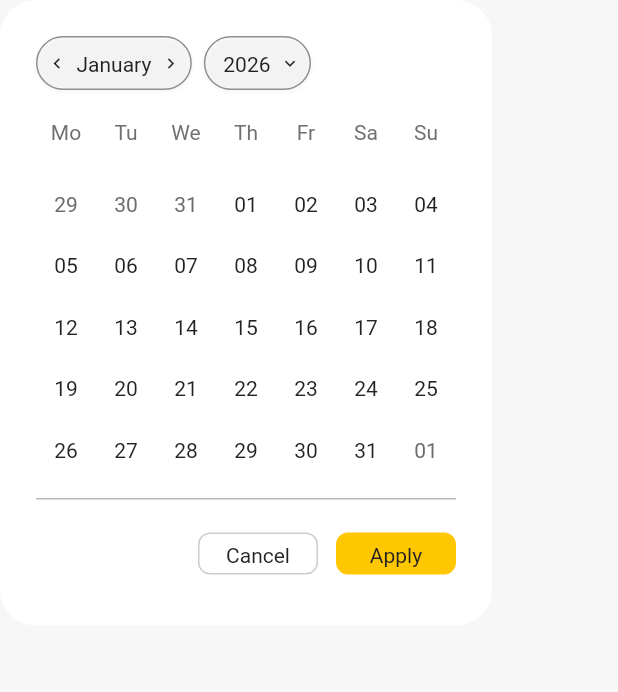
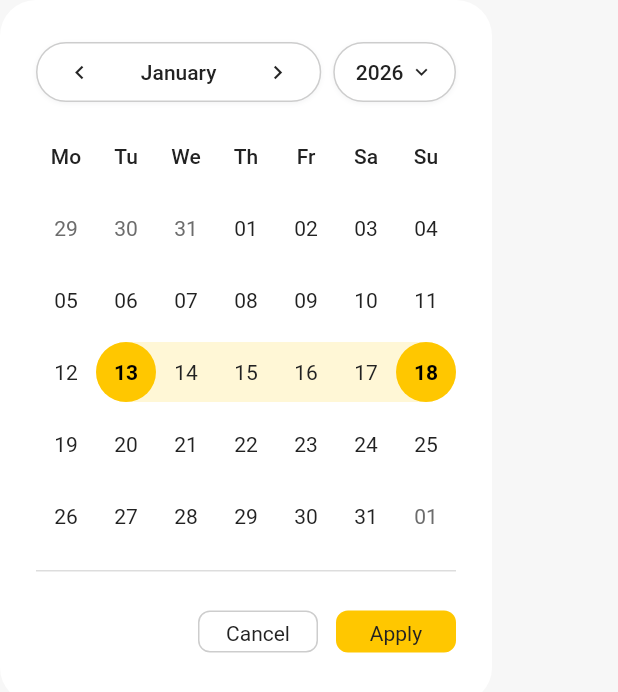
Before and after one commit to We-Are-Designers/SLDS-FLUTTER, a Flutter app: the SldsDatePicker widget shown alone on an empty page, opened directly, on a phone screen of 412 x 824 dp. Shown: the top 692 px of the screen. Run offline on Flutter 3.47's test engine with Material 3 defaults, Android fonts, the phone set to English and light mode, and no system bars; our stand-ins replace flutter_bloc; missing offline and left inert: widgetbook, widgetbook_annotation.

Commit message:
feat: Update SldsDatePicker and SldsSummaryList for improved design consistency and functionality

```diff
--- a/app/lib/features/gallery/presentation/pages/gallery_page.dart
+++ b/app/lib/features/gallery/presentation/pages/gallery_page.dart
@@ -375,9 +375,9 @@ final _sections = <(String, Widget)>[
   ('SldsSearchBar', const SldsSearchBar(hintText: 'Search services')),
   (
     'SldsDatePicker',
-    // onCancel: null renders the button in its disabled style — pass a
-    // no-op so the gallery shows the real enabled look, matching Figma.
-    SldsDatePicker(mode: SldsDatePickerMode.single, onCancel: () {}),
+    // onCancel and onApply supplied so the gallery showcases the Figma spec
+    // with January 13–18 range highlight in active state.
+    SldsDatePicker(onCancel: () {}, onApply: (_) {}),
   ),
   ('SldsTimePicker', const SldsTimePicker(label: 'Appointment time')),
   (
--- a/packages/slds_components/lib/src/widgets/slds_date_picker.dart
+++ b/packages/slds_components/lib/src/widgets/slds_date_picker.dart
@@ -91,21 +91,20 @@ class _SldsDatePickerState extends State<SldsDatePicker> {
   @override
   void initState() {
     super.initState();
-    final now = DateTime.now();
-    _selectedSingleDate = widget.initialDate ?? now;
-
     if (widget.initialRange != null) {
       _rangeStartDate = widget.initialRange!.start;
       _rangeEndDate = widget.initialRange!.end;
       _displayedMonth = DateTime(_rangeStartDate!.year, _rangeStartDate!.month);
+      _selectedSingleDate = widget.initialDate ?? _rangeStartDate;
     } else {
-      // Default to January 2026 if matching screenshot spec, or current month
+      // Default to January 2026 matching Figma spec
       _displayedMonth = DateTime(
         widget.initialDate?.year ?? 2026,
         widget.initialDate?.month ?? 1,
       );
       _rangeStartDate = DateTime(2026, 1, 13);
       _rangeEndDate = DateTime(2026, 1, 18);
+      _selectedSingleDate = widget.initialDate ?? DateTime(2026, 1, 13);
     }
   }
 
@@ -240,18 +239,14 @@ class _SldsDatePickerState extends State<SldsDatePicker> {
     // was ballooning the pill far past spec — and instead grow their *hit*
     // area past their visible bounds via SldsOverflowTapTarget, which
     // doesn't touch layout.
-    final monthPill = Flexible(
+    final monthPill = Expanded(
       child: Container(
-        // Figma's Base Button pill is exactly 36px tall.
-        height: 36,
-        // Figma's pill is p-6px all around (node 1091:8066), not just
-        // horizontal — the vertical pad was missing, squeezing the icons
-        // and text harder against the top/bottom border than spec.
-        padding: const EdgeInsets.all(6),
+        height: 40,
+        padding: const EdgeInsets.symmetric(horizontal: 4),
         decoration: BoxDecoration(
-          border: Border.all(color: colors.borderDefault),
+          color: colors.buttonSecondaryBackground,
+          border: Border.all(color: colors.buttonSecondaryBorder),
           borderRadius: BorderRadius.circular(24),
-          // Figma "Drop Shadow/xs" on the Base Button pill.
           boxShadow: const [
             BoxShadow(
               color: Color(0x0D101828),
@@ -261,28 +256,34 @@ class _SldsDatePickerState extends State<SldsDatePicker> {
           ],
         ),
         child: Row(
-          mainAxisSize: MainAxisSize.min,
+          mainAxisAlignment: MainAxisAlignment.spaceBetween,
           children: [
             Semantics(
               button: true,
               label: context.sldsStrings.previousMonth,
-              child: SldsOverflowTapTarget(
+              child: SldsTapTarget(
+                child: InkWell(
+                  borderRadius: BorderRadius.circular(20),
                   onTap: _previousMonth,
-                child: const Icon(Icons.chevron_left, size: 14),
+                  child: Padding(
+                    padding: const EdgeInsets.all(4),
+                    child: Icon(
+                      Icons.chevron_left,
+                      size: 18,
+                      color: colors.textPrimary,
+                    ),
+                  ),
+                ),
               ),
             ),
             Flexible(
               child: Padding(
-                // Figma's month label Frame (1091:8068) is px-6 py-1, not
-                // horizontal-only.
-                padding: const EdgeInsets.symmetric(
-                  horizontal: 6,
-                  vertical: 1,
-                ),
+                padding: const EdgeInsets.symmetric(horizontal: 6),
                 child: Text(
                   _monthNames[_displayedMonth.month - 1],
                   overflow: TextOverflow.ellipsis,
                   style: tokens.typography.body2.copyWith(
+                    fontWeight: FontWeight.w500,
                     color: colors.textPrimary,
                   ),
                 ),
@@ -291,9 +292,19 @@ class _SldsDatePickerState extends State<SldsDatePicker> {
             Semantics(
               button: true,
               label: context.sldsStrings.nextMonth,
-              child: SldsOverflowTapTarget(
+              child: SldsTapTarget(
+                child: InkWell(
+                  borderRadius: BorderRadius.circular(20),
                   onTap: _nextMonth,
-                child: const Icon(Icons.chevron_right, size: 14),
+                  child: Padding(
+                    padding: const EdgeInsets.all(4),
+                    child: Icon(
+                      Icons.chevron_right,
+                      size: 18,
+                      color: colors.textPrimary,
+                    ),
+                  ),
+                ),
               ),
             ),
           ],
@@ -301,10 +312,7 @@ class _SldsDatePickerState extends State<SldsDatePicker> {
       ),
     );
 
-    // Year Selector Pill — SldsOverflowTapTarget, not SldsTapTarget, for
-    // the same reason as the chevrons: this pill's own 36px height already
-    // clears the 48dp tap floor vertically, so only the popup trigger
-    // itself needs the hit-area boost, not a reserved 48px layout box.
+    // Year Selector Pill
     final yearPill = PopupMenuButton<int>(
       initialValue: _displayedMonth.year,
       onSelected: (year) {
@@ -319,15 +327,14 @@ class _SldsDatePickerState extends State<SldsDatePicker> {
           (i) => currentYear - 10 + i,
         ).map((y) => PopupMenuItem<int>(value: y, child: Text('$y'))).toList();
       },
+      child: SldsTapTarget(
         child: Container(
-        height: 36,
-        // Figma's pill is p-6px all around (node 1091:8059), matching the
-        // month pill rather than a wider horizontal-only 10px.
-        padding: const EdgeInsets.all(6),
+          height: 40,
+          padding: const EdgeInsets.symmetric(horizontal: 14),
           decoration: BoxDecoration(
-          border: Border.all(color: colors.borderDefault),
+            color: colors.buttonSecondaryBackground,
+            border: Border.all(color: colors.buttonSecondaryBorder),
             borderRadius: BorderRadius.circular(24),
-          // Figma "Drop Shadow/xs" on the Base Button pill.
             boxShadow: const [
               BoxShadow(
                 color: Color(0x0D101828),
@@ -339,29 +346,28 @@ class _SldsDatePickerState extends State<SldsDatePicker> {
           child: Row(
             mainAxisSize: MainAxisSize.min,
             children: [
-            Padding(
-              // Figma's year label Frame (1091:8061) is px-6 py-1.
-              padding: const EdgeInsets.symmetric(
-                horizontal: 6,
-                vertical: 1,
-              ),
-              child: Text(
+              Text(
                 '${_displayedMonth.year}',
                 style: tokens.typography.body2.copyWith(
+                  fontWeight: FontWeight.w500,
                   color: colors.textPrimary,
                 ),
               ),
+              const SizedBox(width: 4),
+              Icon(
+                Icons.keyboard_arrow_down,
+                size: 16,
+                color: colors.textPrimary,
               ),
-            const Icon(Icons.keyboard_arrow_down, size: 14),
             ],
+          ),
         ),
       ),
     );
 
-    // Weekdays Row — Figma's weekday cells are 40px tall, same as a day
-    // cell, so the grid below lines up without a visual jump.
+    // Weekdays Row — dark text matching Figma spec and meeting WCAG AA
     final weekdaysRow = SizedBox(
-      height: 40,
+      height: 32,
       child: Row(
         mainAxisAlignment: MainAxisAlignment.spaceAround,
         children: _weekdayNames
@@ -371,7 +377,8 @@ class _SldsDatePickerState extends State<SldsDatePicker> {
                   child: Text(
                     day,
                     style: tokens.typography.body2.copyWith(
-                      color: colors.textSecondary,
+                      fontWeight: FontWeight.w500,
+                      color: colors.textPrimary,
                     ),
                   ),
                 ),
@@ -384,41 +391,16 @@ class _SldsDatePickerState extends State<SldsDatePicker> {
     return Container(
       width: widget.width ?? 328,
       padding: const EdgeInsets.all(24),
-      // Figma "Date Pickers": a sunken surface, rounded-3xl, no border and
-      // no panel-level shadow — the only shadows in the spec sit on the
-      // month/year pills.
       decoration: BoxDecoration(
         color: colors.surfaceSunken,
         borderRadius: BorderRadius.circular(24),
       ),
-      // Same fixed-height problem as the time picker: header, weekday row,
-      // 6-week grid and footer come to ~500px, so any viewport shorter than
-      // that overflows and the RenderFlex throws. The grid's cells must keep
-      // their size to stay tappable, so scroll rather than shrink to fit.
       child: SingleChildScrollView(
         child: Column(
           mainAxisSize: MainAxisSize.min,
           crossAxisAlignment: CrossAxisAlignment.stretch,
           children: [
-            // Figma: the header, weekday row and day grid sit in one block
-            // with a bottom border (not a separate Divider) 12px below the
-            // grid — the button row sits outside it, un-bordered.
-            Container(
-              padding: const EdgeInsets.only(bottom: 12),
-              decoration: BoxDecoration(
-                border: Border(
-                  bottom: BorderSide(
-                    color: colors.borderDefault.withValues(alpha: 0.6),
-                  ),
-                ),
-              ),
-              child: Column(
-                mainAxisSize: MainAxisSize.min,
-                crossAxisAlignment: CrossAxisAlignment.stretch,
-                children: [
-                  // Figma's "Month and Year" row (node 1090:7421) is
-                  // gap-[8px] with no space-between — the pills sit close
-                  // together, not pinned to opposite edges.
+            // Header Row: Month Navigator & Year Pill
             Row(
               children: [
                 monthPill,
@@ -426,29 +408,34 @@ class _SldsDatePickerState extends State<SldsDatePicker> {
                 yearPill,
               ],
             ),
-                  // Figma: 8px from the header row to the weekday row.
-                  const SizedBox(height: 8),
+
+            const SizedBox(height: 16),
+
+            // Weekdays Row
             weekdaysRow,
-                  // Figma: 8px from the weekday row to the day grid.
-                  const SizedBox(height: 8),
+
+            const SizedBox(height: 12),
+
+            // Date Grid
             _buildDaysGrid(
               context,
               primaryAccent,
               rangeHighlight,
               colors,
             ),
-                ],
-              ),
+
+            const SizedBox(height: 16),
+
+            // Horizontal Divider
+            Divider(
+              height: 1,
+              thickness: 1,
+              color: colors.borderDecorative,
             ),
 
-            // Figma: 12px from the bordered block to the footer buttons.
-            const SizedBox(height: 12),
+            const SizedBox(height: 16),
 
-            // Footer Action Bar — Figma has one layout at every width: Cancel
-            // then Apply, side by side, each a fixed 80px at the Small
-            // (28px) size. Flexible (not a bare SizedBox) lets a
-            // long/translated label grow past that spec width instead of
-            // overflowing the row.
+            // Footer Action Bar
             Row(
               mainAxisAlignment: MainAxisAlignment.end,
               children: [
@@ -546,11 +533,12 @@ class _SldsDatePickerState extends State<SldsDatePicker> {
       }
 
       final disabled = _isDayDisabled(date);
+      final cellCol = dayWidgets.length % 7;
+      final isRowStart = cellCol == 0;
+      final isRowEnd = cellCol == 6;
+
       dayWidgets.add(
         Semantics(
-          // The cell shows a bare "05". Announcing the full formatted date
-          // is what makes the grid navigable — the month and year are only
-          // in the header, and selection is conveyed by a colour swatch.
           button: true,
           enabled: !disabled,
           selected: isSelected,
@@ -565,6 +553,8 @@ class _SldsDatePickerState extends State<SldsDatePicker> {
               isRangeStart: isRangeStart,
               isRangeEnd: isRangeEnd,
               isInRange: isInRange,
+              isRowStart: isRowStart,
+              isRowEnd: isRowEnd,
               isDisabled: disabled,
               primaryAccent: primaryAccent,
               rangeHighlight: rangeHighlight,
@@ -589,25 +579,22 @@ class _SldsDatePickerState extends State<SldsDatePicker> {
       );
     }
 
-    // Render in 7-column Grid — Figma's "Date" row has a 1px row gap, tight
-    // enough that adjacent range-highlight cells visually connect.
+    // Render in 7-column Grid — 8px row gap matching Figma vertical breathing room
     return GridView.count(
       crossAxisCount: 7,
       shrinkWrap: true,
       physics: const NeverScrollableScrollPhysics(),
-      mainAxisSpacing: 1,
+      mainAxisSpacing: 8,
       children: dayWidgets,
     );
   }
 }
 
-/// Base Date Cell representing all 5 distinct design states shown in the
-/// specification:
+/// Base Date Cell representing distinct design states shown in the specification:
 /// 1. Neutral / Base day
-/// 2. Hover / Highlighted day
-/// 3. Selected day (vibrant circle badge, `buttonPrimaryBackground`)
-/// 4. In-Range selection (connecting pill, `datePickerRangeHighlight`)
-/// 5. Overflow / Muted day (faded text)
+/// 2. Selected start/end day (vibrant circle badge, `buttonPrimaryBackground`)
+/// 3. In-Range selection (connecting band with row-wrapped rounded caps, `datePickerRangeHighlight`)
+/// 4. Overflow / Muted day (faded text)
 class _SldsBaseDateCell extends StatelessWidget {
   const _SldsBaseDateCell({
     required this.dayText,
@@ -617,6 +604,8 @@ class _SldsBaseDateCell extends StatelessWidget {
     this.isRangeStart = false,
     this.isRangeEnd = false,
     this.isInRange = false,
+    this.isRowStart = false,
+    this.isRowEnd = false,
     this.isOverflow = false,
     this.isDisabled = false,
   });
@@ -626,6 +615,8 @@ class _SldsBaseDateCell extends StatelessWidget {
   final bool isRangeStart;
   final bool isRangeEnd;
   final bool isInRange;
+  final bool isRowStart;
+  final bool isRowEnd;
   final bool isOverflow;
   final bool isDisabled;
   final Color primaryAccent;
@@ -640,41 +631,46 @@ class _SldsBaseDateCell extends StatelessWidget {
       return Center(
         child: Text(
           dayText,
-          // No alpha: textTertiary is already the "de-emphasised" token and
-          // clears 4.5:1 on its own. Compositing it at 40% dropped an
-          // adjacent-month date to 1.74:1 — a real date, still selectable,
-          // that a low-vision user could not read (WCAG 1.4.3).
           style: tokens.typography.body2.copyWith(color: colors.textTertiary),
         ),
       );
     }
 
-    // The selected day sits on the gold accent circle, which is the same
-    // colour in every palette, so its label is the static-black role rather
-    // than the palette's own text colour.
     final textColor = isSelected
         ? colors.textStaticBlack
         : (isDisabled ? colors.disabledForeground : colors.textPrimary);
 
-    // Range background decoration connecting start, in-between, and end
+    // Range background decoration connecting start, in-between, and end with
+    // row-level pill rounding (Figma spec: rounded caps at row boundaries).
     BoxDecoration? rangeBackgroundDecoration;
     if (isInRange) {
-      rangeBackgroundDecoration = BoxDecoration(color: rangeHighlight);
-    } else if (isRangeStart && !isRangeEnd) {
+      BorderRadius? radius;
+      if (isRowStart && isRowEnd) {
+        radius = BorderRadius.circular(20);
+      } else if (isRowStart) {
+        radius = const BorderRadius.horizontal(left: Radius.circular(20));
+      } else if (isRowEnd) {
+        radius = const BorderRadius.horizontal(right: Radius.circular(20));
+      }
       rangeBackgroundDecoration = BoxDecoration(
         color: rangeHighlight,
-        // Directional: the range's first day is rounded on the leading edge,
-        // which is the right-hand side when the calendar runs right-to-left.
-        borderRadius: const BorderRadiusDirectional.horizontal(
-          start: Radius.circular(20),
-        ),
+        borderRadius: radius,
+      );
+    } else if (isRangeStart && !isRangeEnd) {
+      // Background extends to the trailing side behind the circle, rounded on leading edge
+      rangeBackgroundDecoration = BoxDecoration(
+        color: isRowEnd ? null : rangeHighlight,
+        borderRadius: isRowEnd
+            ? BorderRadius.circular(20)
+            : const BorderRadius.horizontal(left: Radius.circular(20)),
       );
     } else if (isRangeEnd && !isRangeStart) {
+      // Background extends to the leading side behind the circle, rounded on trailing edge
       rangeBackgroundDecoration = BoxDecoration(
-        color: rangeHighlight,
-        borderRadius: const BorderRadiusDirectional.horizontal(
-          end: Radius.circular(20),
-        ),
+        color: isRowStart ? null : rangeHighlight,
+        borderRadius: isRowStart
+            ? BorderRadius.circular(20)
+            : const BorderRadius.horizontal(right: Radius.circular(20)),
       );
     }
 
@@ -690,7 +686,10 @@ class _SldsBaseDateCell extends StatelessWidget {
           child: Center(
             child: Text(
               dayText,
-              style: tokens.typography.body2.copyWith(color: textColor),
+              style: tokens.typography.body2.copyWith(
+                color: textColor,
+                fontWeight: isSelected ? FontWeight.w600 : FontWeight.w400,
+              ),
             ),
           ),
         ),
--- a/packages/slds_components/lib/src/widgets/slds_summary_list.dart
+++ b/packages/slds_components/lib/src/widgets/slds_summary_list.dart
@@ -126,14 +126,22 @@ class SldsSummaryList extends StatelessWidget {
             ? requestedWidth.clamp(0.0, constraints.maxWidth)
             : requestedWidth;
 
+        final radius = BorderRadius.circular(dimensions.radius2xl);
         return Container(
           width: resolvedWidth,
           decoration: BoxDecoration(
             color: colors.surfaceCard,
             border: Border.all(color: colors.borderDecorative),
-            borderRadius: BorderRadius.circular(dimensions.radius2xl),
+            borderRadius: radius,
           ),
-          clipBehavior: Clip.antiAlias,
+          // Container's own clipBehavior clips to the border's *inner* edge
+          // but paints the border as a separate stroke on top — at higher
+          // device pixel ratios the two don't quite line up, leaving a
+          // jagged notch at each corner. Clipping the content explicitly
+          // with ClipRRect, then letting the border paint over an
+          // unclipped edge, avoids the seam.
+          child: ClipRRect(
+            borderRadius: radius,
             child: Column(
               mainAxisSize: MainAxisSize.min,
               children: [
@@ -142,6 +150,7 @@ class SldsSummaryList extends StatelessWidget {
                   _SummaryRowTile(row: rows[i]),
                 ],
               ],
+            ),
           ),
         );
       },
@@ -199,7 +208,11 @@ class _SummaryRowTileState extends State<_SummaryRowTile> {
       width: double.infinity,
       // Figma's Summary List row (533:3083) is a fixed 72px tall.
       height: 72,
-      color: colors.surfacePage,
+      // Figma: `list/background` (white/surfaceCard), not surfacePage
+      // (off-white grey) — the mismatch left a sliver of the card's own
+      // white background showing through at the corners, where clipping to
+      // the outer border radius cuts each row's square corner back.
+      color: colors.surfaceCard,
       padding: EdgeInsets.symmetric(
         horizontal: dimensions.space12,
         vertical: dimensions.space8,
```
Also changed, not shown: 2 other files. Lines whose indentation alone changed are shown as unchanged.
